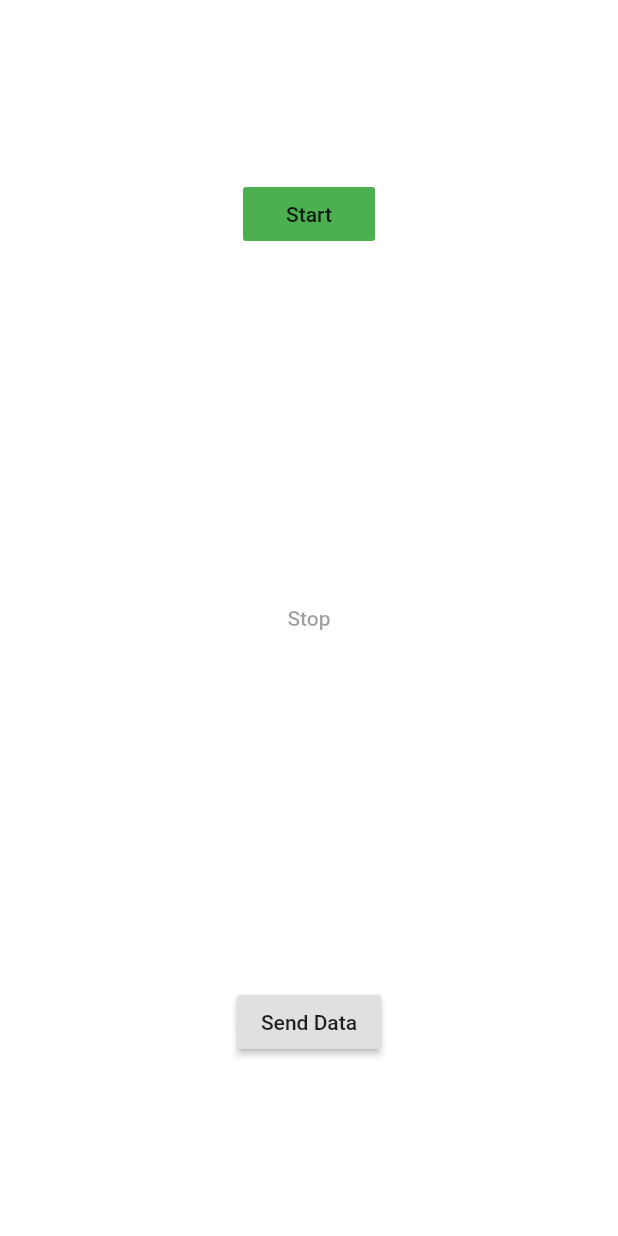
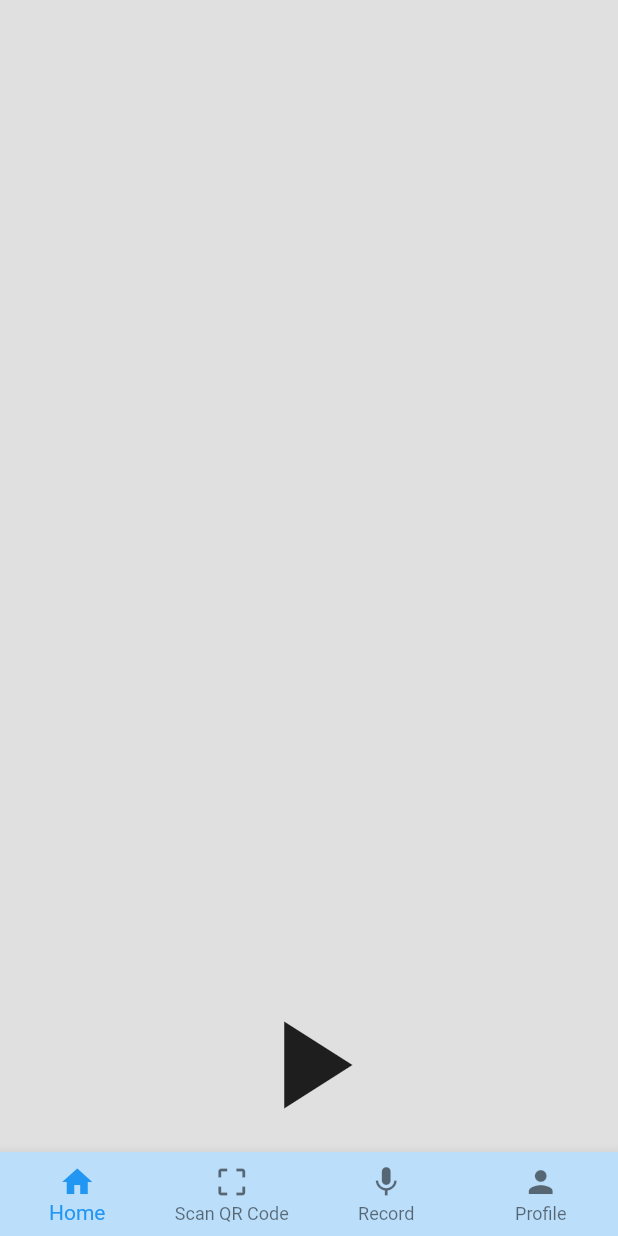
Before and after one commit to aparnak799/ScribePlus, a Flutter app: the screen it shows after launch, on a phone screen of 412 x 824 dp. Run offline on Flutter 3.47's test engine with Material 2 defaults, Android fonts, the light colour scheme and no system bars; our stand-ins replace bottom_navy_bar, file, permission_handler, shared_preferences; missing offline and left inert: audio_recorder, flutter_socket_io.

Commit message:
Non-functional Play Button

```diff
--- a/lib/add_prescription.dart
+++ b/lib/add_prescription.dart
@@ -1,6 +1,8 @@
 import 'dart:io' as io;
 import 'dart:core';
 import 'dart:convert';
+
+import 'package:bottom_navy_bar/bottom_navy_bar.dart';
 
 import 'url.dart';
 
@@ -13,26 +15,24 @@ import 'package:path_provider/path_provider.dart';
 import 'package:http/http.dart' as http;
 import 'package:shared_preferences/shared_preferences.dart';
 
-
-
 class UploadAudioPrescription extends StatefulWidget {
-
   final LocalFileSystem localFileSystem;
   UploadAudioPrescription({localFileSystem})
       : this.localFileSystem = localFileSystem ?? LocalFileSystem();
   @override
-  _UploadAudioPrescriptionState createState() => new _UploadAudioPrescriptionState();
+  _UploadAudioPrescriptionState createState() =>
+      new _UploadAudioPrescriptionState();
 }
-
 
 class _UploadAudioPrescriptionState extends State<UploadAudioPrescription> {
   bool _isRecording = false;
   Recording _recording;
   PermissionStatus _permissionStatus = PermissionStatus.undetermined;
-  Permission _permission=Permission.speech;
+  Permission _permission = Permission.speech;
   String _audioFullPath;
   TextEditingController _controller = new TextEditingController();
   String _uploadResponseStatus;
+  int _currentIndex = 0;
 
   Future<SharedPreferences> _prefs = SharedPreferences.getInstance();
 
@@ -44,18 +44,20 @@ class _UploadAudioPrescriptionState extends State<UploadAudioPrescription> {
 
   @override
   Widget build(BuildContext context) {
-    return new Center(
-      child: new Padding(
-        padding: new EdgeInsets.all(8.0),
-        child: new Column(
+    return Scaffold(
+      backgroundColor: Colors.grey[300],
+      body: new Center(
+        child: Align(
+          alignment: Alignment.bottomCenter,
+          child: new Row(
               mainAxisAlignment: MainAxisAlignment.spaceAround,
               children: <Widget>[
-              new FlatButton(
+                new IconButton(
+                    icon: Icon(Icons.play_arrow),
+                    iconSize: 100,
                     onPressed: _isRecording ? null : _start,
-                child: new Text("Start"),
-                color: Colors.green,
-              ),
-              new FlatButton(
+                    tooltip: "Start"),
+                /*new FlatButton(
                   onPressed: _isRecording ? _stop : null,
                   child: new Text("Stop"),
                   color: Colors.red,
@@ -69,9 +71,39 @@ class _UploadAudioPrescriptionState extends State<UploadAudioPrescription> {
                       print(reasonPhrase);
                     });
                   },
+                )*/
+              ]),
+        ),
+      ),
+      bottomNavigationBar: new Theme(
+        data: Theme.of(context).copyWith(
+            canvasColor: Colors.blue[100],
+            primaryColor: Colors.white,
+            textTheme: Theme.of(context)
+                .textTheme
+                .copyWith(caption: new TextStyle(color: Colors.white))),
+        child: new BottomNavigationBar(
+          type: BottomNavigationBarType.fixed,
+          currentIndex: 0,
+          items: [
+            new BottomNavigationBarItem(
+              icon: new Icon(Icons.home),
+              title: new Text("Home"),
+            ),
+            new BottomNavigationBarItem(
+              icon: new Icon(Icons.crop_free),
+              title: new Text("Scan QR Code"),
+            ),
+            new BottomNavigationBarItem(
+              icon: new Icon(Icons.mic),
+              title: new Text("Record"),
+            ),
+            new BottomNavigationBarItem(
+              icon: new Icon(Icons.person),
+              title: new Text("Profile"),
             )
-
-            ]),
+          ],
+        ),
       ),
     );
   }
@@ -82,20 +114,17 @@ class _UploadAudioPrescriptionState extends State<UploadAudioPrescription> {
       _permissionStatus = status;
       print(_permissionStatus);
     });
-  }//Request permissions for Audio
+  } //Request permissions for Audio
 
   Future<String> uploadAudio() async {
-  var request = http.MultipartRequest('POST', Uri.parse('$apiUrl/doctor/upload/audio'));
+    var request =
+        http.MultipartRequest('POST', Uri.parse('$apiUrl/doctor/upload/audio'));
     final SharedPreferences prefs = await _prefs;
-  print("Path"+_audioFullPath);
-  request.files.add(
-    await http.MultipartFile.fromPath(
-      'file',
-      _audioFullPath
-    )
-  );
+    print("Path" + _audioFullPath);
+    request.files
+        .add(await http.MultipartFile.fromPath('file', _audioFullPath));
     var streamedResponse = await request.send();
-  var response=await streamedResponse.stream.bytesToString();
+    var response = await streamedResponse.stream.bytesToString();
     var parsedJson = json.decode(response);
     prefs.setString("Socket-ID", parsedJson['socketID']);
     // return parsedJson['socketID'];
@@ -104,16 +133,17 @@ class _UploadAudioPrescriptionState extends State<UploadAudioPrescription> {
 
   _start() async {
     try {
-      if (_permissionStatus==PermissionStatus.granted) {
+      if (_permissionStatus == PermissionStatus.granted) {
         io.Directory appDocDirectory = await getApplicationDocumentsDirectory();
-        String filename= new DateTime.now().millisecondsSinceEpoch.toString() + '.mp4';
-        String path = appDocDirectory.path + '/' +filename;
+        String filename =
+            new DateTime.now().millisecondsSinceEpoch.toString() + '.mp4';
+        String path = appDocDirectory.path + '/' + filename;
         await AudioRecorder.start(
             path: path, audioOutputFormat: AudioOutputFormat.AAC);
 
         bool isRecording = await AudioRecorder.isRecording;
         setState(() {
-          _audioFullPath=path;
+          _audioFullPath = path;
           _recording = new Recording(duration: new Duration(), path: "");
           _isRecording = isRecording;
         });
@@ -138,5 +168,4 @@ class _UploadAudioPrescriptionState extends State<UploadAudioPrescription> {
     });
     _controller.text = recording.path;
   }
-
 }
--- a/pubspec.yaml
+++ b/pubspec.yaml
@@ -20,6 +20,7 @@ dependencies:
   flutter:
     sdk: flutter
   audio_recorder: ^1.0.2
+  bottom_navy_bar: ^5.4.0
   web_socket_channel: ^1.1.0
   permission_handler: ^5.0.1+1
   path_provider: ^1.6.11
```
Also changed, not shown: images/mic.jpg (added), pubspec.lock. Lines whose indentation alone changed are shown as unchanged.
